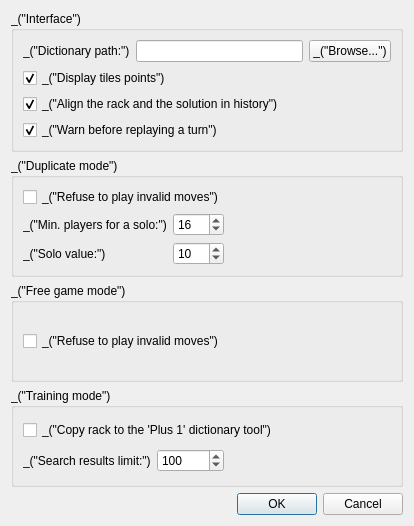
Old version of the form qt/ui/prefs_dialog.ui in the repository cjlano/eliot.
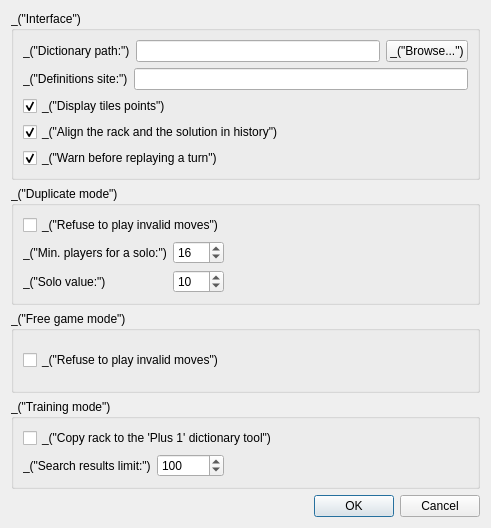
New version of the form.

Commit message: Added support for definitions, using an external website

The edit to the form file:
```diff
--- a/qt/ui/prefs_dialog.ui
+++ b/qt/ui/prefs_dialog.ui
@@ -1,12 +1,12 @@
 <ui version="4.0" >
  <class>PrefsDialog</class>
- <widget class="QDialog" name="PrefsDialog" >
-  <property name="geometry" >
+ <widget class="QDialog" name="PrefsDialog">
+  <property name="geometry">
    <rect>
     <x>0</x>
     <y>0</y>
-    <width>414</width>
-    <height>526</height>
+    <width>491</width>
+    <height>528</height>
    </rect>
   </property>
   <property name="windowTitle" >
@@ -54,9 +54,23 @@
        </layout>
       </item>
       <item>
-       <widget class="QCheckBox" name="checkBoxIntfShowPoints" >
-        <property name="toolTip" >
-         <string>_("Show/hide the tiles points on the board.")</string>
+       <layout class="QHBoxLayout" name="horizontalLayout_2">
+        <item>
+         <widget class="QLabel" name="label_5">
+          <property name="text">
+           <string>_(&quot;Definitions site:&quot;)</string>
+          </property>
+         </widget>
+        </item>
+        <item>
+         <widget class="QLineEdit" name="lineEditDefSite"/>
+        </item>
+       </layout>
+      </item>
+      <item>
+       <widget class="QCheckBox" name="checkBoxIntfShowPoints">
+        <property name="toolTip">
+         <string>_(&quot;Show/hide the tiles points on the board.&quot;)</string>
         </property>
         <property name="text" >
          <string>_("Display tiles points")</string>
```
Left out of the diff: 213 changed lines with no effect on the pictures. The commit also changes 14 other files.
